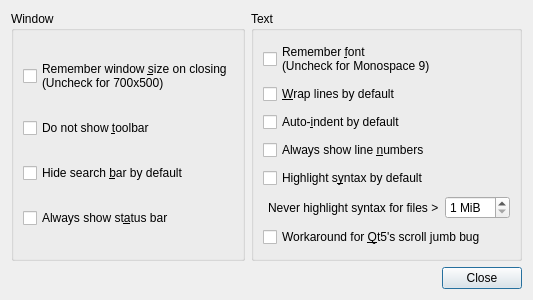
First picture: the form in featherpad/predDialog.ui, repository vecnathewhisperd0/FeatherPad, before the edit.
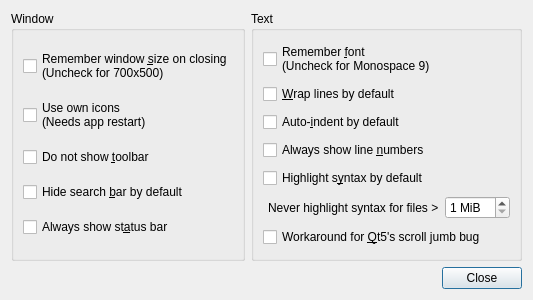
Second picture: the form after the edit.

Commit message:
An option to choose between own and system icons
Also added g++ and libqt5svg5 as dependencies to 'INSTALL', the latter not being a build dependency.

Diff of the .ui file:
```diff
--- a/featherpad/predDialog.ui
+++ b/featherpad/predDialog.ui
@@ -29,20 +29,28 @@
        </widget>
       </item>
       <item row="1" column="0">
+       <widget class="QCheckBox" name="iconBox">
+        <property name="text">
+         <string>Use own icons
+(Needs app restart)</string>
+        </property>
+       </widget>
+      </item>
+      <item row="2" column="0">
        <widget class="QCheckBox" name="toolbarBox">
         <property name="text">
          <string>Do not show &amp;toolbar</string>
         </property>
        </widget>
       </item>
-      <item row="2" column="0">
+      <item row="3" column="0">
        <widget class="QCheckBox" name="searchbarBox">
         <property name="text">
          <string>Hide search &amp;bar by default</string>
         </property>
        </widget>
       </item>
-      <item row="3" column="0">
+      <item row="4" column="0">
        <widget class="QCheckBox" name="statusBox">
         <property name="text">
          <string>Always show st&amp;atus bar</string>
```
The commit also changes 9 other files.
